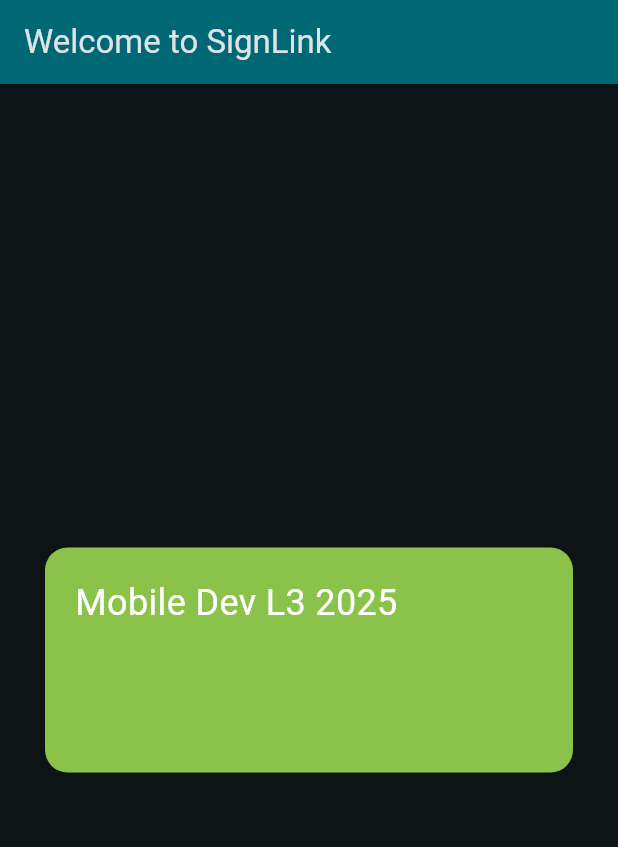
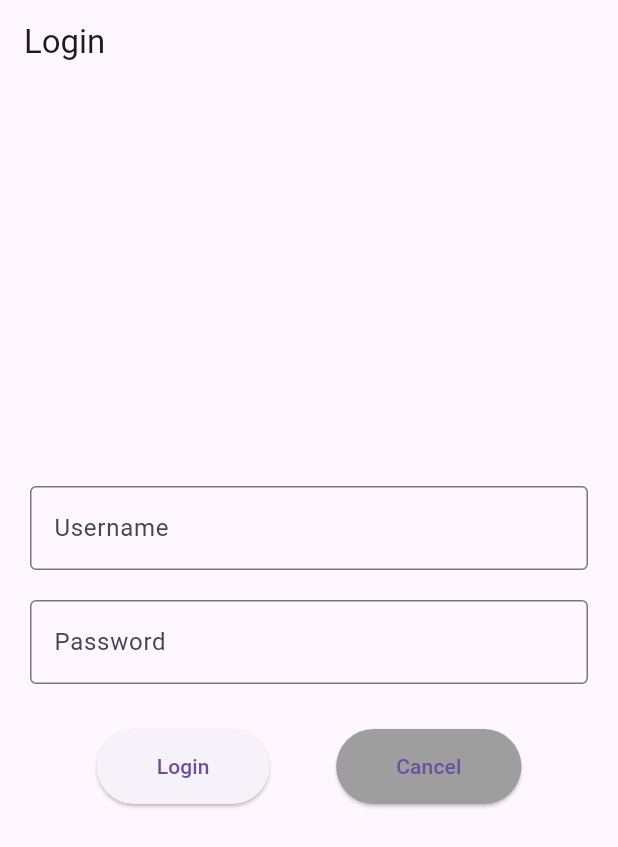
Before and after one commit to Islamlogbibi/flutter, a Flutter app: the screen it shows after launch, on a phone screen of 412 x 824 dp. Shown: the top 847 px of the screen. Run offline on Flutter 3.47's test engine with Material 3 defaults, Android fonts, the phone set to English and light mode, and no system bars.

Commit message:
second TP

```diff
--- a/lib/main.dart
+++ b/lib/main.dart
@@ -5,125 +5,146 @@ void main() {
 }
 
 class MyApp extends StatelessWidget {
-  const MyApp({super.key});
+  const MyApp({Key? key}) : super(key: key);
+
   @override
   Widget build(BuildContext context) {
     return MaterialApp(
-      debugShowCheckedModeBanner: false,
-      title: 'SignLink',
+      title: 'Login Page',
       theme: ThemeData(
-        colorScheme: ColorScheme.fromSeed(seedColor: const Color.fromARGB(255, 58, 166, 183),
-        brightness: Brightness.dark
-        ),
+        primarySwatch: Colors.blue,
       ),
-      home: const MyHomePage(title: 'Welcome to SignLink'),
+      home: const LoginPage(),
     );
   }
 }
 
-class MyHomePage extends StatefulWidget {
-  const MyHomePage({super.key, required this.title});
-
-  final String title;
+class LoginPage extends StatefulWidget {
+  const LoginPage({Key? key}) : super(key: key);
 
   @override
-  State<MyHomePage> createState() => _MyHomePageState();
+  State<LoginPage> createState() => _LoginPageState();
 }
 
-class _MyHomePageState extends State<MyHomePage> {
-  int _counter = 0;
+class _LoginPageState extends State<LoginPage> {
+  final TextEditingController _usernameController = TextEditingController();
+  final TextEditingController _passwordController = TextEditingController();
+  String _message = '';
 
-  void _incrementCounter() {
+
+  void _handleLogin() {
+    String username = _usernameController.text;
+    String password = _passwordController.text;
+
+    if (username.isEmpty || password.isEmpty) {
+      setState(() {
+        _message = 'Please enter both username and password';
+      });
+      return;
+    }
+
+    if (username == 'islam' && password == 'islam') {
+      setState(() {
+        _message = 'Login Successful!';
+      });
+    } else {
+      setState(() {
+        _message = 'Invalid username or password';
+      });
+    }
+  }
+
+  void _handleCancel() {
     setState(() {
+      _usernameController.clear();
+      _passwordController.clear();
+      _message = '';
+    });
+  }
 
-      _counter++;
-    });
+  @override
+  void dispose() {
+    _usernameController.dispose();
+    _passwordController.dispose();
+    super.dispose();
   }
 
   @override
   Widget build(BuildContext context) {
 
     return Scaffold(
+
       appBar: AppBar(
+        title: const Text('Login'),
 
-        backgroundColor: Theme.of(context).colorScheme.inversePrimary,
-
-        title: Text(widget.title),
       ),
       body: Center(
+        child: Padding(
+          padding: const EdgeInsets.all(20.0),
+          child: Column(
+            mainAxisAlignment: MainAxisAlignment.center,
+            children: [
+              TextField(
+                controller: _usernameController,
+                decoration: const InputDecoration(
+                  labelText: 'Username',
+                  border: OutlineInputBorder(),
 
-        child: Column(
-
-          mainAxisAlignment: MainAxisAlignment.spaceEvenly,
-          children: [
-
-            // Container(
-            //   height: 150.0,
-            //   width: double.infinity,
-            //   margin: EdgeInsets.all(30.0),
-            //   padding: EdgeInsets.all(20.0),
-            //   decoration: BoxDecoration(
-            //     borderRadius: BorderRadius.circular(15.0),
-            //     color: const Color.fromARGB(255, 198, 86, 86),
-            //   ),
-            //   child: Text(
-            //     'text to sign',
-            //     style: TextStyle(
-            //       fontSize: 24,
-            //       color: Colors.white
-            //     ),
-            //   ),
-
-
-            // ),
-            // Container(
-            //   height: 150.0,
-            //   width: double.infinity,
-            //   margin: EdgeInsets.all(30.0),
-            //   padding: EdgeInsets.all(20.0),
-            //   decoration: BoxDecoration(
-            //     borderRadius: BorderRadius.circular(15.0),
-            //     color: Colors.lightBlue,
-            //   ),
-            //   child: Text(
-            //     'sign to sign',
-            //     style: TextStyle(
-            //       fontSize: 24,
-            //       color: Colors.white
-            //     ),
-            //   ),
-
-
-            // ),
-            Container(
-              height: 150.0,
-              width: double.infinity,
-              margin: EdgeInsets.all(30.0),
-              padding: EdgeInsets.all(20.0),
-              decoration: BoxDecoration(
-                borderRadius: BorderRadius.circular(15.0),
-                color: Colors.lightGreen,
-              ),
-              child: Text(
-                'Mobile Dev L3 2025',
-                style: TextStyle(
-                  fontSize: 24,
-                  color: Colors.white
                 ),
               ),
+              const SizedBox(height: 20),
+              TextField(
+                controller: _passwordController,
+                obscureText: true,
+                decoration: const InputDecoration(
+                  labelText: 'Password',
+                  border: OutlineInputBorder(),
 
-
-            ),
-          ],
+                ),
+              ),
+              const SizedBox(height: 30),
+              Row(
+                mainAxisAlignment: MainAxisAlignment.spaceEvenly,
+                children: [
+                  ElevatedButton(
+                    onPressed: _handleLogin,
+                    style: ElevatedButton.styleFrom(
+                      padding: const EdgeInsets.symmetric(
+                        horizontal: 40,
+                        vertical: 15,
+                      ),
+                    ),
+                    child: const Text('Login'),
+                  ),
+                  ElevatedButton(
+                    onPressed: _handleCancel,
+                    style: ElevatedButton.styleFrom(
+                      padding: const EdgeInsets.symmetric(
+                        horizontal: 40,
+                        vertical: 15,
+                      ),
+                      backgroundColor: Colors.grey,
+                    ),
+                    child: const Text('Cancel'),
+                  ),
+                ],
+              ),
+              const SizedBox(height: 20),
+              if (_message.isNotEmpty)
+                Text(
+                  _message,
+                  style: TextStyle(
+                    fontSize: 18,
+                    fontWeight: FontWeight.bold,
+                    color: _message == 'Login Successful!'
+                        ? Colors.green
+                        : Colors.red,
+                  ),
+                ),
+            ],
+          ),
         ),
       ),
-      // floatingActionButton: FloatingActionButton(
-      //   onPressed: _incrementCounter,
-      //   tooltip: 'Increment',
-      //   child: const Icon(Icons.add),
-      // ),
     );
   }
 }
-
-//
```
